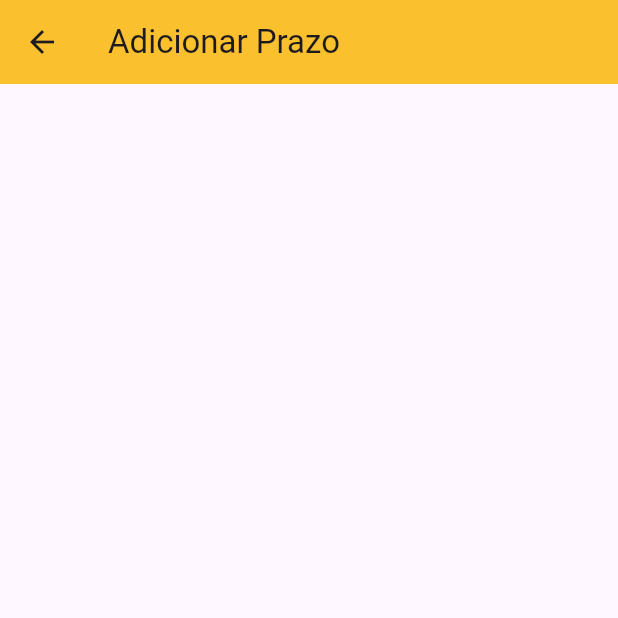
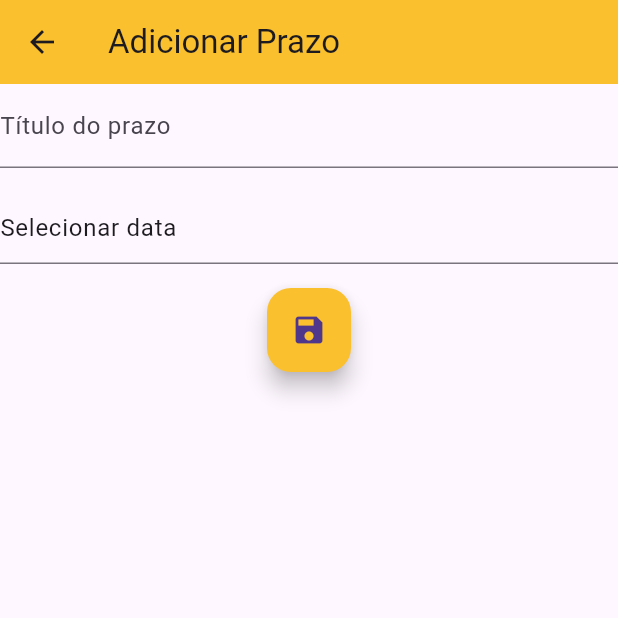
Before and after one commit to vitorgaefke/studyhall, a Flutter app: the TelaEventos screen opened directly, after a tap on the "add" icon, on a phone screen of 412 x 824 dp, the top half of it. Run offline on Flutter 3.47's test engine with Material 3 defaults, Android fonts, the phone set to English and light mode, and no system bars; our stand-ins replace cloud_firestore, firebase_auth, firebase_core, popover; missing offline and left inert: dart:html; accounts and stored records are empty.

Commit message:
prazos sendo exibidos corretamente, -edicao e delete

```diff
--- a/studyhall/lib/pages/criar_prazos_page.dart
+++ b/studyhall/lib/pages/criar_prazos_page.dart
@@ -18,7 +18,8 @@ class _CriarPrazosPageState extends State<CriarPrazosPage> {
   @override
   void initState() {
     super.initState();
-    dateController.text = _selectedDate?.toIso8601String().substring(0,10) ?? "Selecionar data";
+    dateController.text =
+      _selectedDate?.toIso8601String().substring(0,10) ?? "Selecionar data";
   }
 
   @override
@@ -26,9 +27,67 @@ class _CriarPrazosPageState extends State<CriarPrazosPage> {
     return Scaffold(
       appBar: AppBar(
         backgroundColor: Colors.yellow[700],
-        title: Text("Adicionar Prazo"),),
+        title: const Text("Adicionar Prazo")),
       body: Column(
-        children: [],
+        children: [
+          TextField(
+            controller: titleController,
+            decoration: const InputDecoration(
+              labelText: "Título do prazo"
+            ),
+          ),
+          const SizedBox(height: 16),
+          TextField(
+            controller: dateController,
+            readOnly: true,
+            onTap: () async {
+              DateTime? newDate = await showDatePicker(
+                context: context,
+                initialDate: _selectedDate != null ? _selectedDate! : DateTime.now(),
+                firstDate: DateTime(2021),
+                lastDate: DateTime(2028),
+              );
+              if (newDate != null) {
+                setState(() {
+                  _selectedDate = newDate;
+                  dateController.text = newDate.toIso8601String().substring(0,10);
+                });
+              }
+            },
+          ),
+          const SizedBox(height: 16),
+
+          FloatingActionButton(
+            onPressed: () {
+              if (_selectedDate != null) {
+                FirebaseFirestore.instance.collection("prazos").add({
+                  "Titulo": titleController.text,
+                  "Dia": _selectedDate,
+                });
+                Navigator.pop(context);
+              } else {
+                print("erro!");
+              }
+            },
+            backgroundColor: Colors.yellow[700],
+            child: const Icon(Icons.save),
+      ),
+          // ElevatedButton(
+          //   onPressed: () {
+          //     // salvar no banco de dados
+          //     if (_selectedDate != null) {
+          //       FirebaseFirestore.instance.collection("prazos").add({
+          //         "Titulo": titleController.text,
+          //         "Dia": _selectedDate,
+          //       });
+          //       Navigator.pop(context);
+          //     } else {
+          //       print("erro!");
+          //     }
+          //   },
+          //   child: const Text("Salvar"),
+          // ),
+        ],
       ),
     );
   }
--- a/studyhall/lib/pages/home_page.dart
+++ b/studyhall/lib/pages/home_page.dart
@@ -1,8 +1,6 @@
 import 'package:cloud_firestore/cloud_firestore.dart';
 import 'package:firebase_auth/firebase_auth.dart';
 import 'package:flutter/material.dart';
-import 'package:image_picker/image_picker.dart';
-import 'package:studyhall/components/botao_filtro.dart';
 import 'package:studyhall/components/drawer.dart';
 import 'package:studyhall/components/text_field.dart';
 import 'package:studyhall/components/posts.dart';
--- a/studyhall/lib/pages/prazos_page.dart
+++ b/studyhall/lib/pages/prazos_page.dart
@@ -1,7 +1,9 @@
+import 'dart:html';
+
 import 'package:cloud_firestore/cloud_firestore.dart';
 import 'package:flutter/material.dart';
-import 'package:firebase_core/firebase_core.dart';
 import 'package:studyhall/pages/criar_prazos_page.dart';
+import 'package:studyhall/services/storage/eventos.dart';
 
 class TelaEventos extends StatefulWidget {
   const TelaEventos({super.key});
@@ -26,7 +28,7 @@ class _TelaEventos extends State<TelaEventos> {
             : "Todos os prazos"),
             if (_selectedDate != null)
               IconButton(
-                icon: Icon(Icons.close),
+                icon: const Icon(Icons.close),
                 onPressed: () {
                   setState(() {
                     _selectedDate = null;
@@ -37,7 +39,7 @@ class _TelaEventos extends State<TelaEventos> {
         ),
         actions: [
           IconButton(
-            icon: Icon(Icons.calendar_today),
+            icon: const Icon(Icons.calendar_today),
             onPressed: () async {
               DateTime? newDate = await showDatePicker(
                 context: context,
@@ -54,12 +56,45 @@ class _TelaEventos extends State<TelaEventos> {
           ),
         ],
       ),
+      body: StreamBuilder<QuerySnapshot>(
+        stream: _selectedDate == null
+          ? FirebaseFirestore.instance.collection("prazos").snapshots()
+          : FirebaseFirestore.instance
+            .collection("prazos")
+            .where("Dia", isEqualTo: _selectedDate)
+            .snapshots(),
+        builder: (context, snapshot) {
+          if (snapshot.hasError) {
+            return Center(
+              child: Text("Error: ${snapshot.error}"),
+            );
+          }
+          if (snapshot.connectionState == ConnectionState.waiting) {
+            return const Center(
+              child: CircularProgressIndicator(),
+            );
+          }
+          List<Evento> eventos =
+            snapshot.data!.docs.map((e) => Evento.fromJson(e)).toList();
+          return ListView.builder(
+            itemCount: eventos.length,
+            itemBuilder: (context, index) {
+              Evento evento = eventos[index];
+              return ListTile(
+                title: Text(evento.titulo),
+                subtitle: Text(evento.dia.toIso8601String().substring(0,10)),
+                onTap: () {},
+              );
+            },
+          );
+        },
+      ),
       floatingActionButton: FloatingActionButton(
         onPressed: () {
           Navigator.push(context,
           MaterialPageRoute(builder: (context) => const CriarPrazosPage()));
-        },
-        child: Icon(Icons.add), backgroundColor: Colors.yellow[700],
+        }, backgroundColor: Colors.yellow[700],
+        child: const Icon(Icons.add),
       ),
     );
   }
--- a/studyhall/lib/services/storage/eventos.dart
+++ b/studyhall/lib/services/storage/eventos.dart
@@ -1,5 +1,5 @@
+import 'package:cloud_firestore/cloud_firestore.dart';
 import 'package:firebase_core/firebase_core.dart';
-import 'package:cloud_firestore/cloud_firestore.dart';
 
 class Evento {
   final String id;
@@ -17,8 +17,8 @@ class Evento {
     Map data = doc.data() as Map<String, dynamic>;
     return Evento(
       id: doc.id,
-      titulo: data['titulo'],
-      dia: (data['dia'] as Timestamp).toDate(),
+      titulo: data['Titulo'],
+      dia: (data['Dia'] as Timestamp).toDate(),
     );
   }
 }
```
